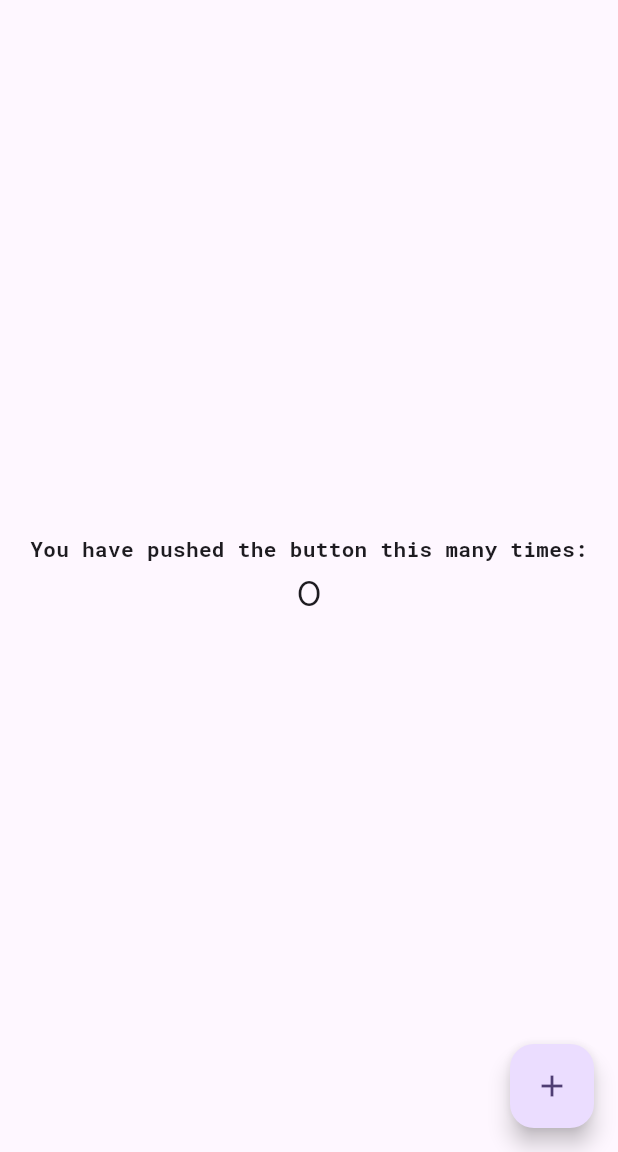
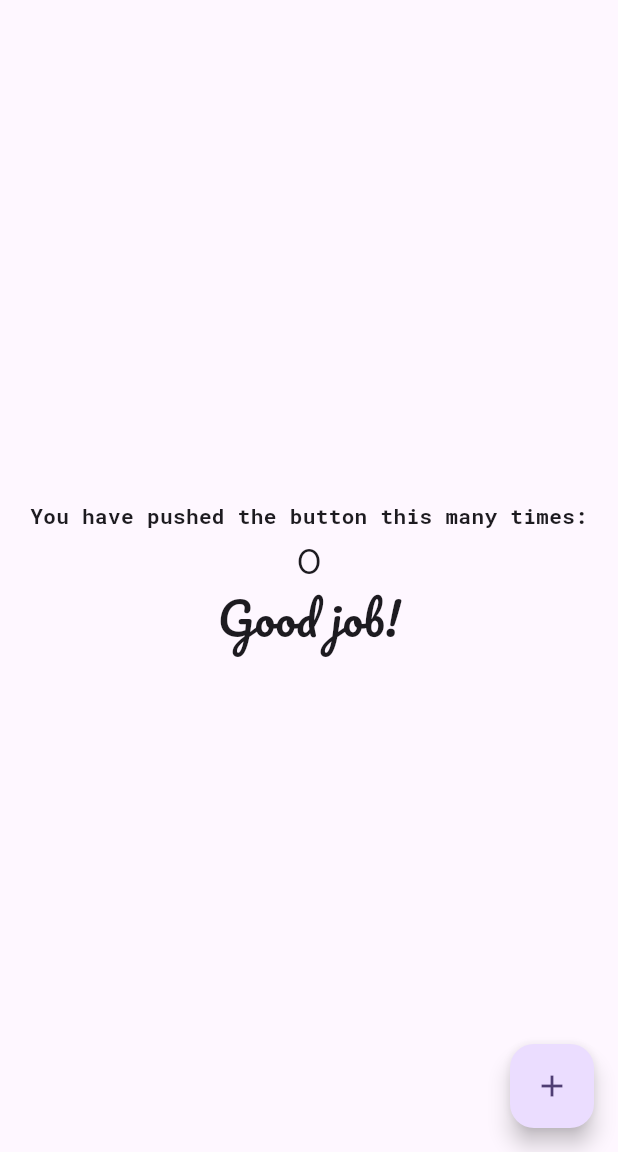
Before and after one commit to abdymazhittoretay/custom_fonts, a Flutter app: the screen it shows after launch, on a phone screen of 412 x 824 dp, the part 84-1236 px from its top. Run offline on Flutter 3.47's test engine with Material 3 defaults, Android fonts, the phone set to English and light mode, and no system bars; our stand-ins replace google_fonts.

Commit message:
changed fontFamily of text using GoogleFonts dep.

```diff
--- a/lib/main.dart
+++ b/lib/main.dart
@@ -1,4 +1,5 @@
 import 'package:flutter/material.dart';
+import 'package:google_fonts/google_fonts.dart';
 
 void main() {
   runApp(const MyApp());
@@ -64,6 +65,9 @@ class _MyHomePageState extends State<MyHomePage> {
               '$_counter',
               style: Theme.of(context).textTheme.headlineMedium,
             ),
+            Text('Good job!', style: GoogleFonts.pacifico(
+              fontSize: 30.0
+            ),),
           ],
         ),
       ),
```
